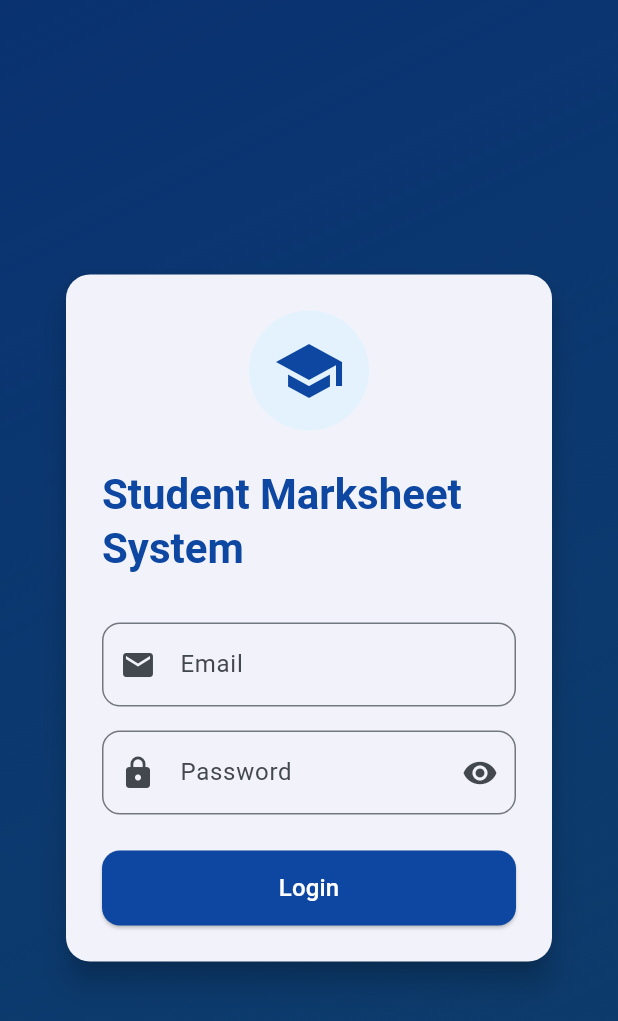
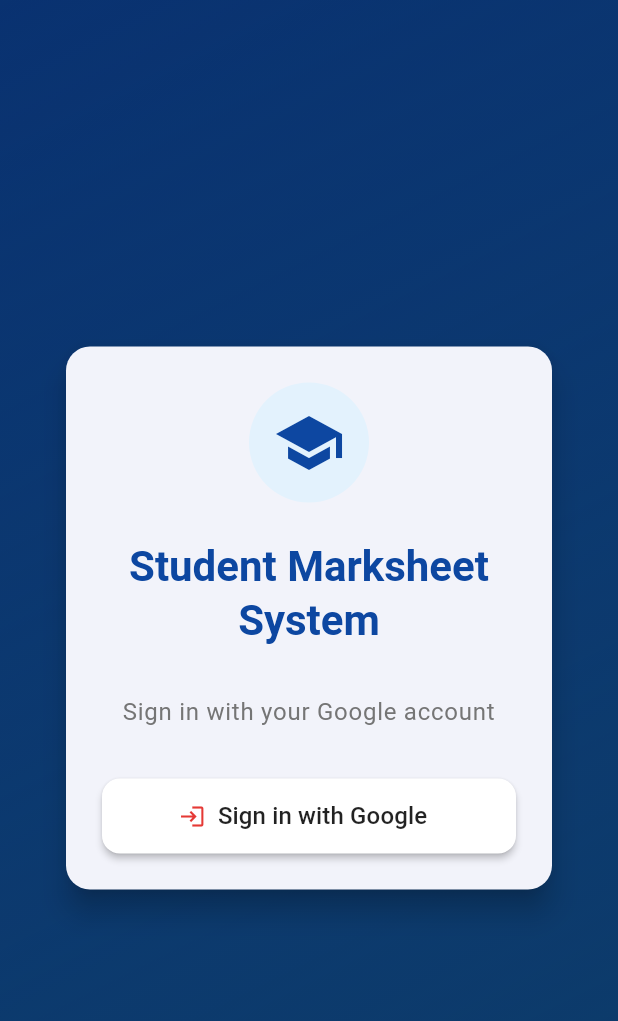
Before and after one commit to prem028/marksheet_generation, a Flutter app: the screen it shows after launch, on a phone screen of 412 x 824 dp. Shown: the top 1021 px of the screen. Run offline on Flutter 3.47's test engine with Material 3 defaults, Android fonts, the phone set to English and light mode, and no system bars; our stand-ins replace csv, file_picker, firebase_auth, firebase_core, firebase_database; missing offline and left inert: dart:html, excel; accounts and stored records are empty.

Commit message:
Google signin Commit

```diff
--- a/lib/main.dart
+++ b/lib/main.dart
@@ -27,6 +27,7 @@ class MyApp extends StatelessWidget {
   Widget build(BuildContext context) {
     return MaterialApp(
       title: 'Student Marksheet System',
+      debugShowCheckedModeBanner: false,
       theme: ThemeData(
         colorScheme: ColorScheme.fromSeed(seedColor: Colors.blue),
         useMaterial3: true,
--- a/lib/screens/login_screen.dart
+++ b/lib/screens/login_screen.dart
@@ -11,32 +11,35 @@ class LoginScreen extends StatefulWidget {
 }
 
 class _LoginScreenState extends State<LoginScreen> {
-  final _formKey = GlobalKey<FormState>();
-  final _emailController = TextEditingController();
-  final _passwordController = TextEditingController();
-  bool _obscurePassword = true;
   bool _isLoading = false;
 
-  Future<void> _login() async {
-    if (!_formKey.currentState!.validate()) return;
-
+  Future<void> _signInWithGoogle() async {
     setState(() => _isLoading = true);
 
     try {
-      await FirebaseAuth.instance.signInWithEmailAndPassword(
-        email: _emailController.text.trim(),
-        password: _passwordController.text.trim(),
-      );
-      if (mounted) {
+      // Create a new provider
+      GoogleAuthProvider googleProvider = GoogleAuthProvider();
+
+      // Add select account prompt
+      googleProvider.addScope('email');
+      googleProvider.setCustomParameters({
+        'prompt': 'select_account'
+      });
+
+      // Trigger the sign-in flow directly using Firebase
+      final UserCredential userCredential =
+          await FirebaseAuth.instance.signInWithPopup(googleProvider);
+
+      if (mounted && userCredential.user != null) {
         Navigator.of(context).pushReplacement(
           MaterialPageRoute(builder: (context) => const DashboardScreen()),
         );
       }
-    } on FirebaseAuthException catch (e) {
+    } catch (e) {
       if (mounted) {
         ScaffoldMessenger.of(context).showSnackBar(
           SnackBar(
-            content: Text(e.message ?? 'An error occurred'),
+            content: Text(e.toString()),
             backgroundColor: Colors.red,
           ),
         );
@@ -63,8 +66,6 @@ class _LoginScreenState extends State<LoginScreen> {
                 ),
                 child: Padding(
                   padding: const EdgeInsets.all(24.0),
-                  child: Form(
-                    key: _formKey,
                   child: Column(
                     mainAxisSize: MainAxisSize.min,
                     children: [
@@ -87,84 +88,43 @@ class _LoginScreenState extends State<LoginScreen> {
                           color: Colors.blue.shade900,
                           fontWeight: FontWeight.bold,
                         ),
+                        textAlign: TextAlign.center,
                       ),
                       const SizedBox(height: 32),
-                        TextFormField(
-                          controller: _emailController,
-                          decoration: InputDecoration(
-                            labelText: 'Email',
-                            prefixIcon: const Icon(Icons.email),
-                            border: OutlineInputBorder(
-                              borderRadius: BorderRadius.circular(12),
+                      Text(
+                        'Sign in with your Google account',
+                        style: Theme.of(context).textTheme.bodyLarge?.copyWith(
+                          color: Colors.grey[600],
                         ),
+                        textAlign: TextAlign.center,
                       ),
-                          keyboardType: TextInputType.emailAddress,
-                          validator: (value) {
-                            if (value == null || value.isEmpty) {
-                              return 'Please enter your email';
-                            }
-                            if (!value.contains('@')) {
-                              return 'Please enter a valid email';
-                            }
-                            return null;
-                          },
-                        ),
-                        const SizedBox(height: 16),
-                        TextFormField(
-                          controller: _passwordController,
-                          decoration: InputDecoration(
-                            labelText: 'Password',
-                            prefixIcon: const Icon(Icons.lock),
-                            suffixIcon: IconButton(
-                              icon: Icon(
-                                _obscurePassword ? Icons.visibility : Icons.visibility_off,
-                              ),
-                              onPressed: () {
-                                setState(() {
-                                  _obscurePassword = !_obscurePassword;
-                                });
-                              },
-                            ),
-                            border: OutlineInputBorder(
-                              borderRadius: BorderRadius.circular(12),
-                            ),
-                          ),
-                          obscureText: _obscurePassword,
-                          validator: (value) {
-                            if (value == null || value.isEmpty) {
-                              return 'Please enter your password';
-                            }
-                            if (value.length < 6) {
-                              return 'Password must be at least 6 characters';
-                            }
-                            return null;
-                          },
-                        ),
-                        const SizedBox(height: 24),
+                      const SizedBox(height: 32),
                       SizedBox(
                         width: double.infinity,
                         height: 50,
-                          child: ElevatedButton(
-                            onPressed: _isLoading ? null : _login,
+                        child: ElevatedButton.icon(
+                          onPressed: _isLoading ? null : _signInWithGoogle,
                           style: ElevatedButton.styleFrom(
-                              backgroundColor: Colors.blue.shade900,
-                              foregroundColor: Colors.white,
+                            backgroundColor: Colors.white,
+                            foregroundColor: Colors.black87,
                             shape: RoundedRectangleBorder(
                               borderRadius: BorderRadius.circular(12),
                             ),
+                            elevation: 2,
                           ),
-                            child: _isLoading
+                          icon: _isLoading
                               ? const SizedBox(
-                                    height: 20,
-                                    width: 20,
+                                  height: 24,
+                                  width: 24,
                                   child: CircularProgressIndicator(
                                     strokeWidth: 2,
-                                      valueColor: AlwaysStoppedAnimation<Color>(Colors.white),
+                                    valueColor: AlwaysStoppedAnimation<Color>(Colors.black87),
                                   ),
                                 )
-                                : const Text(
-                                    'Login',
-                                    style: TextStyle(fontSize: 16),
+                              : Icon(Icons.login, color: Colors.red.shade600),
+                          label: Text(
+                            _isLoading ? 'Signing in...' : 'Sign in with Google',
+                            style: const TextStyle(fontSize: 16),
                           ),
                         ),
                       ),
@@ -176,14 +136,6 @@ class _LoginScreenState extends State<LoginScreen> {
           ),
         ),
       ),
-      ),
     );
   }
-
-  @override
-  void dispose() {
-    _emailController.dispose();
-    _passwordController.dispose();
-    super.dispose();
 }
-}
--- a/pubspec.yaml
+++ b/pubspec.yaml
@@ -38,6 +38,8 @@ dependencies:
   csv: ^5.1.1
   provider: ^6.1.1
   web: ^0.4.0
+  google_sign_in: ^6.2.1
+  google_sign_in_web: ^0.12.0
 
   # The following adds the Cupertino Icons font to your application.
   # Use with the CupertinoIcons class for iOS style icons.
```
Also changed, not shown: lib/screens/dashboard_screen.dart (+62 -6 lines), assets/images/google_logo.png (added), pubspec.lock, 5 other files. Lines whose indentation alone changed are shown as unchanged.
